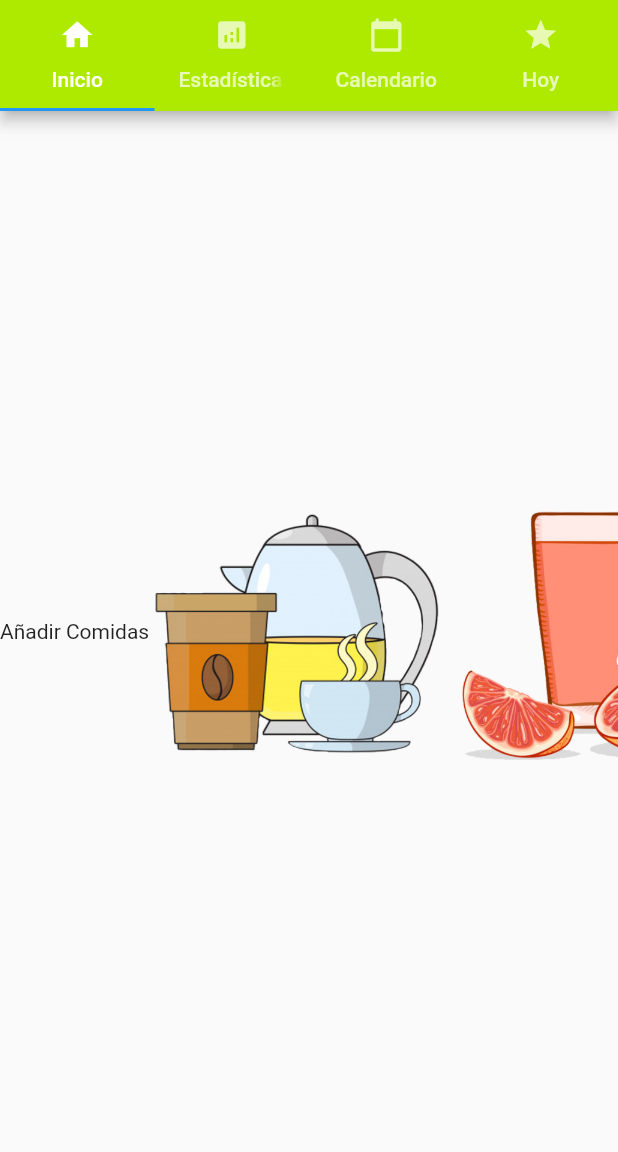
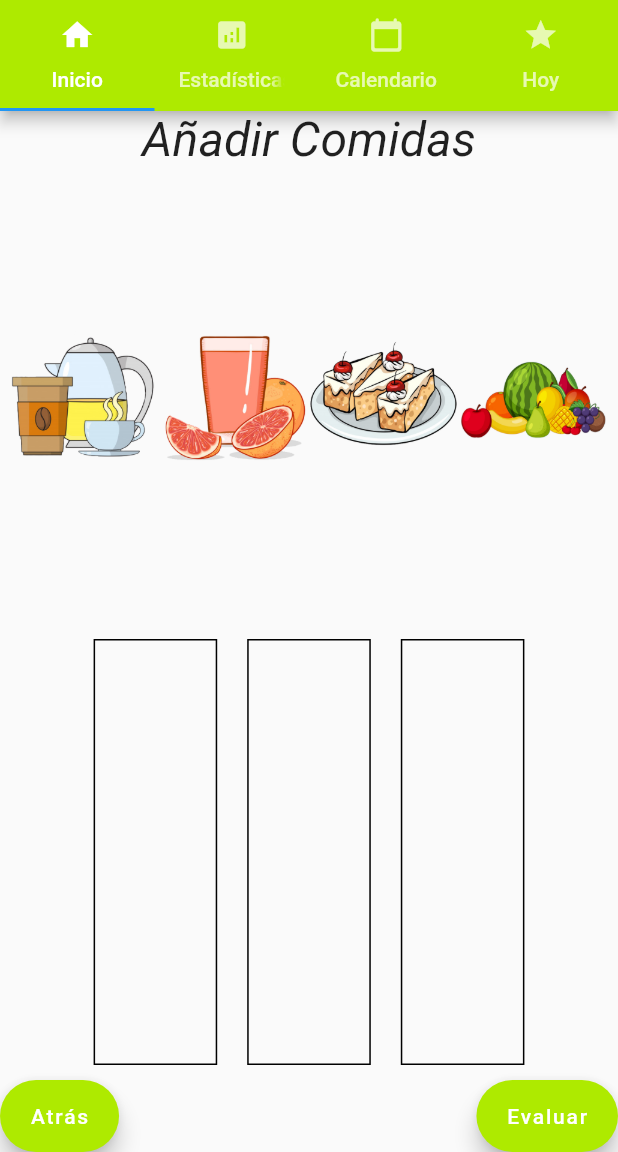
Before and after one commit to L-Anghelo-Chinchilla/A-Bit-Of-Health, a Flutter app: the screen it shows after launch, on a phone screen of 412 x 824 dp, the part 84-1236 px from its top. Run offline on Flutter 3.47's test engine with Material 2 defaults, Android fonts, the phone set to English and light mode, and no system bars; missing offline and left inert: dart:html.

Commit message:
Columnas y botones con iconos adecuados

```diff
--- a/lib/FoodCounter.dart
+++ b/lib/FoodCounter.dart
@@ -1,79 +1,131 @@
+import 'dart:html';
+
 import 'package:flutter/material.dart';
-import 'package:flutter/rendering.dart';
-//import 'package:intl/intl.dart';
+import 'package:intl/intl.dart';
 
 class FoodCounter extends StatelessWidget {
-  const FoodCounter({Key key}) : super(key: key);
+  //const FoodCounter({Key key}) : super(key: key);
 
-  //DateTime _currentDate = new DateTime.now();
-
-  /*Future<Null> selectdate(BuildContext context) async {
-    final DateTime _seldate = await showDatePicker(
-        context: context,
-        initialDate: _currentDate,
-        firstDate: DateTime(1990),
-        lastDate: DateTime(2021));
-  }*/
-
+//The date displayed in the app
   @override
   Widget build(BuildContext context) {
-     //String _formatdate = new DateFormat.yMMMd().format(_currentDate);
+    return NextPage();
+  }
+}
+
+class NextPage extends StatelessWidget {
+  const NextPage({Key key}) : super(key: key);
+  // DateTime _currentDate = new DateTime.now();
+  @override
+  Widget build(BuildContext context) {
+    // String _formatdate = new DateFormat.yMMMd().format(_currentDate);
+    Size size = MediaQuery.of(context).size;
+
     final _TabPages = <Widget>[
-        ListView(
+      // CENTER OF THE HOME PAGE -----------------------------------------------------------
+      Column(mainAxisAlignment: MainAxisAlignment.center, children: [
+        Text(
+          'Añadir Comidas',
+          style: TextStyle(fontStyle: FontStyle.italic, fontSize: 32),
+        ),
+        Expanded(
+          child: Container(
+            //alignment: Alignment.center,
+            child: ListView(
+              shrinkWrap: true,
               scrollDirection: Axis.horizontal,
               children: <Widget>[
-                    Center(
-
-                        child: Text('Añadir Comidas')
+                Container(
+                    height: 100,
+                    width: 100,
+                    //alignment: Alignment.center,
+                    child: Image.asset(
+                      'assets/calientes.png',
+                      width: 100,
+                      height: 100,
+                    )),
+                Container(
+                    height: 100,
+                    width: 100,
+                    //alignment: Alignment.center,
+                    child: Image.asset('assets/frios.png',
+                        width: 100, height: 100)),
+                Container(
+                    height: 100,
+                    width: 100,
+                    //alignment: Alignment.center,
+                    child: Image.asset('assets/masas.png',
+                        width: 100, height: 100)),
+                Container(
+                    height: 100,
+                    width: 100,
+                    //alignment: Alignment.center,
+                    child: Image.asset('assets/frutas.png',
+                        width: 100, height: 100)),
+              ],
             ),
-                    /*ListView(
+          ),
+        ),
+        Expanded(
+          //child: Container(
+          child: ListView(
+              shrinkWrap: true,
               scrollDirection: Axis.horizontal,
               children: <Widget>[
-                        Card(
-                          child:  Container(
-                                  child: Image.asset('assets/bebidaCaliente.jpg',width:250),
-                          )
+                Container(
+                  width: MediaQuery.of(context).size.width * 0.2,
+                  height: MediaQuery.of(context).size.height * 0.4,
+                  margin: EdgeInsets.all(10),
+                  padding: EdgeInsets.all(10),
+                  decoration:
+                      BoxDecoration(border: Border.all(color: Colors.black)),
+                ),
+                Container(
+                  width: MediaQuery.of(context).size.width * 0.2,
+                  height: MediaQuery.of(context).size.height * 0.4,
+                  margin: EdgeInsets.all(10),
+                  padding: EdgeInsets.all(10),
+                  decoration:
+                      BoxDecoration(border: Border.all(color: Colors.black)),
+                ),
+                Container(
+                  width: MediaQuery.of(context).size.width * 0.2,
+                  height: MediaQuery.of(context).size.height * 0.4,
+                  margin: EdgeInsets.all(10),
+                  padding: EdgeInsets.all(10),
+                  decoration:
+                      BoxDecoration(border: Border.all(color: Colors.black)),
+                ),
+              ]),
+        ),
+        Row(
+          mainAxisAlignment: MainAxisAlignment.spaceBetween,
+          children: [
+            FloatingActionButton.extended(
+                label: Text('Atrás'),
+                backgroundColor: Colors.limeAccent[700],
+                onPressed: () {}),
+            FloatingActionButton.extended(
+              label: Text('Evaluar'),
+              backgroundColor: Colors.limeAccent[700],
+              onPressed: () {},
             )
           ],
-                    ),*/
-                      Container(
-                      height: 200,
-                       child: Container(
-                         //alignment: Alignment.topCenter,
-                        child: Image.asset('assets/calientes.png',width:200),
-
-                      )
         ),
-                       Container(
-                     height: 200,
-                       child: Container(
-                         //alignment: Alignment.topCenter,
-                        child: Image.asset('assets/frios.png',width:200)
-                    )
-                   ),
-                   Container(
-                     height: 200,
-                       child: Container(
-                         //alignment: Alignment.topCenter,
-                        child: Image.asset('assets/masas.png',width:200)
-                    )
-                   ),
-                    Container(
-                     height: 200,
-                       child: Container(
-                         //alignment: Alignment.topCenter,
-                        child: Image.asset('assets/acompanantes.png',width:200)
-                      )
-                     )
-
-
-        ]
-      ),
+      ]),
+      //------------------------------------------------------------------------------
+      //CENTER OF THE STATISTICS
       Center(child: Icon(Icons.analytics)),
+      //------------------------------------------------------------------------------
+      //CENTER OF THEE CALENDAR
       Center(child: Icon(Icons.calendar_today_rounded)),
-      const Center(child: Icon(Icons.star)),
+      //------------------------------------------------------------------------------
+      //CENTER OF TODAY
+      Center(child: Icon(Icons.star)),
+      //------------------------------------------------------------------------------
       //const Center(child: Text("Date: $_currentDate")),
     ];
+
     final _KTabs = <Tab>[
       const Tab(icon: Icon(Icons.home), text: 'Inicio'),
       const Tab(icon: Icon(Icons.analytics), text: 'Estadísticas'),
@@ -105,12 +157,3 @@ class FoodCounter extends StatelessWidget {
     );
   }
 }
-  @override
-  Widget build(BuildContext context) {
-    return Scaffold(
-        body: Column(children: [
-          Text('Añadir comida'),
-        ]
-        )
-    );
-  }
--- a/pubspec.yaml
+++ b/pubspec.yaml
@@ -29,6 +29,9 @@ dependencies:
   # Use with the CupertinoIcons class for iOS style icons.
   cupertino_icons: ^1.0.2
   html: ^0.15.0
+
+
+
 
 
 provider:
```
Also changed, not shown: 1 other file. Lines whose indentation alone changed are shown as unchanged.
